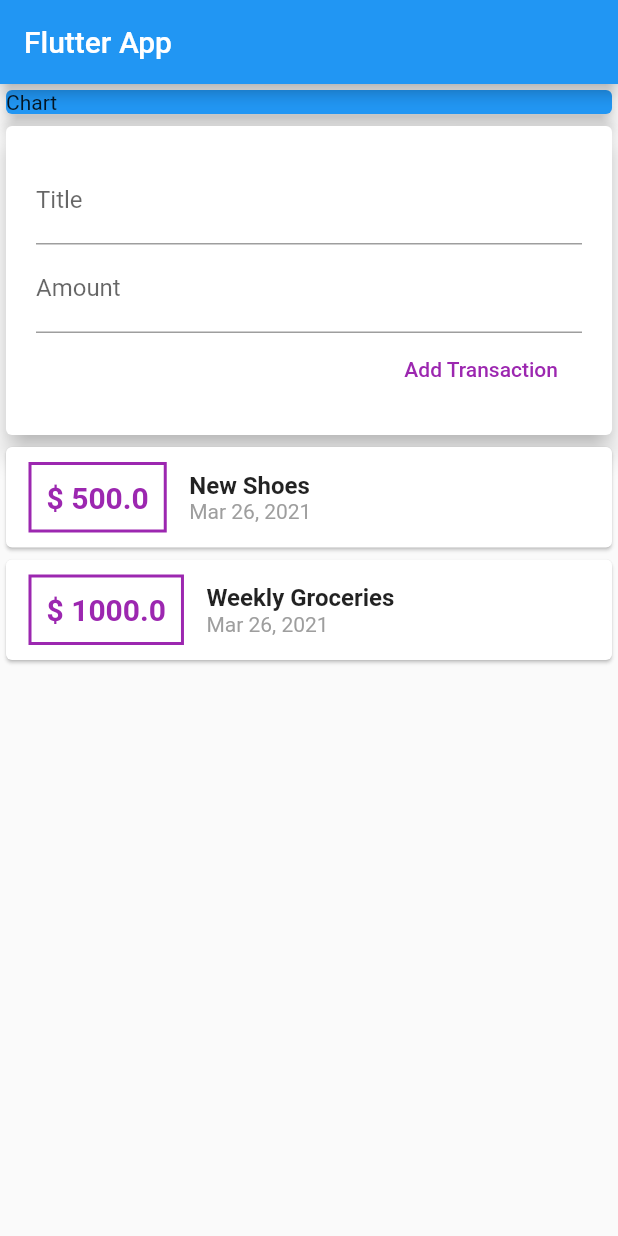
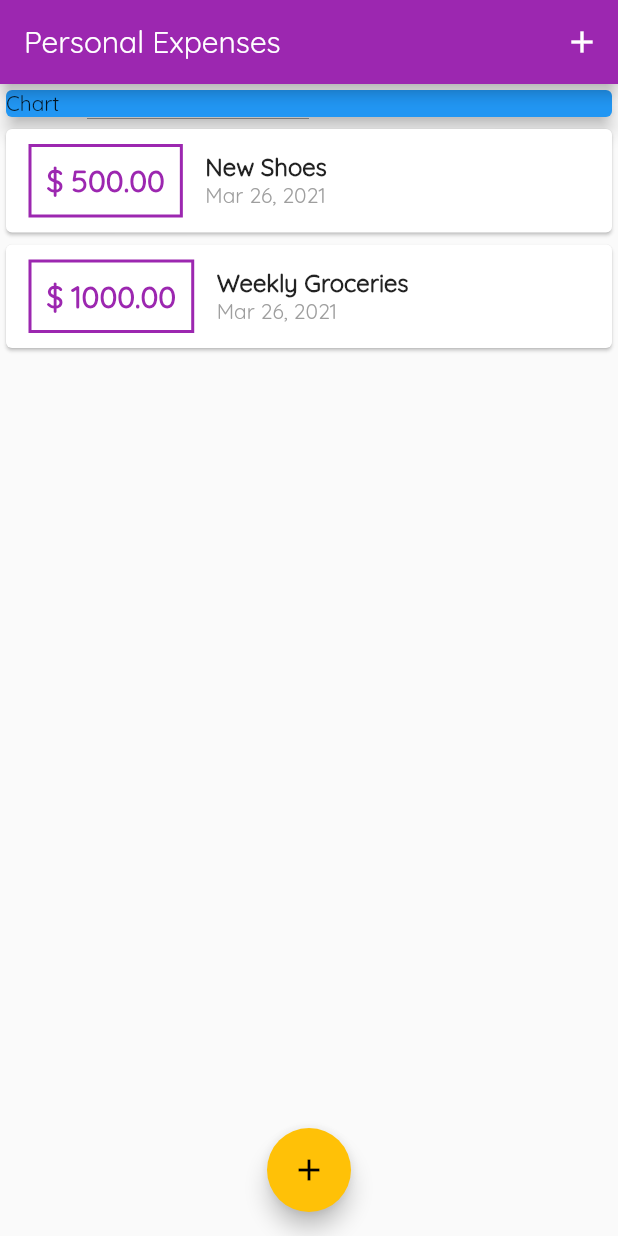
Before and after one commit to Akash1012/Expenses_App, a Flutter app: the screen it shows after launch, on a phone screen of 412 x 824 dp. Run offline on Flutter 3.47's test engine with Material 2 defaults, Android fonts, the phone set to English and light mode, and no system bars.

Commit message:
Restruct the code and add theme and font

```diff
--- a/lib/main.dart
+++ b/lib/main.dart
@@ -1,6 +1,8 @@
 import 'package:flutter/material.dart';
 
-import './widgets/user_transaction.dart';
+import './models/transaction.dart';
+import './widgets/new_transaction.dart';
+import './widgets/transaction_list.dart';
 
 void main() {
   runApp(MyApp());
@@ -12,6 +14,10 @@ class MyApp extends StatelessWidget {
   Widget build(BuildContext context) {
     return MaterialApp(
       title: 'Flutter Demo',
+      theme: ThemeData(
+          primarySwatch: Colors.purple,
+          accentColor: Colors.amber,
+          fontFamily: 'Quicksand'),
       home: MyHomePage(),
     );
   }
@@ -23,11 +29,48 @@ class MyHomePage extends StatefulWidget {
 }
 
 class _MyHomePageState extends State<MyHomePage> {
+  final List<Transaction> _userTransactions = [
+    Transaction(
+        id: 't1', title: 'New Shoes', amount: 500, date: DateTime.now()),
+    Transaction(
+        id: 't2', title: 'Weekly Groceries', amount: 1000, date: DateTime.now())
+  ];
+
+  void _addNewTransaction(String txTitle, double txAmount) {
+    final newTx = Transaction(
+        title: txTitle,
+        amount: txAmount,
+        date: DateTime.now(),
+        id: DateTime.now().toString());
+
+    setState(() {
+      _userTransactions.add(newTx);
+    });
+  }
+
+  void startAddNewTransaction(BuildContext ctx) {
+    showModalBottomSheet(
+        context: ctx,
+        builder: (_) {
+          return GestureDetector(
+            onTap: () {},
+            behavior: HitTestBehavior.opaque,
+            child: NewTransaction(_addNewTransaction),
+          );
+        });
+  }
+
   @override
   Widget build(BuildContext context) {
     return Scaffold(
       appBar: AppBar(
-          title: Text('Flutter App'),
+        title: Text('Personal Expenses'),
+        actions: [
+          IconButton(
+            icon: Icon(Icons.add),
+            onPressed: () => startAddNewTransaction(context),
+          ),
+        ],
       ),
       body: SingleChildScrollView(
         child: Column(
@@ -42,9 +85,15 @@ class _MyHomePageState extends State<MyHomePage> {
                 elevation: 5,
               ),
             ),
-              UserTransactions(),
+            TransactionList(_userTransactions),
           ],
         ),
-        ));
+      ),
+      floatingActionButtonLocation: FloatingActionButtonLocation.centerFloat,
+      floatingActionButton: FloatingActionButton(
+        child: Icon(Icons.add),
+        onPressed: () => startAddNewTransaction(context),
+      ),
+    );
   }
 }
--- a/lib/widgets/transaction_list.dart
+++ b/lib/widgets/transaction_list.dart
@@ -10,34 +10,38 @@ class TransactionList extends StatelessWidget {
 
   @override
   Widget build(BuildContext context) {
-    return Column(
-        children: transactions.map((tx) {
+    return Container(
+      height: 350,
+      child: ListView.builder(
+          itemBuilder: (ctx, index) {
             return Card(
               child: Row(
                 children: [
                   Container(
                     margin: EdgeInsets.symmetric(vertical: 10, horizontal: 15),
                     decoration: BoxDecoration(
-                border: Border.all(color: Colors.purple, width: 2),
+                      border: Border.all(
+                          color: Theme.of(context).primaryColor, width: 2),
                     ),
                     padding: EdgeInsets.all(10),
                     child: Text(
-                '\$ ${tx.amount}',
+                      '\$ ${transactions[index].amount.toStringAsFixed(2)}',
                       style: TextStyle(
                           fontWeight: FontWeight.bold,
                           fontSize: 20,
-                    color: Colors.purple),
+                          color: Theme.of(context).primaryColor),
                     ),
                   ),
                   Column(
                     crossAxisAlignment: CrossAxisAlignment.start,
                     children: [
                       Text(
-                  tx.title,
-                  style: TextStyle(fontSize: 16, fontWeight: FontWeight.bold),
+                        transactions[index].title,
+                        style: TextStyle(
+                            fontSize: 16, fontWeight: FontWeight.bold),
                       ),
                       Text(
-                  DateFormat.yMMMd().format(tx.date),
+                        DateFormat.yMMMd().format(transactions[index].date),
                         style: TextStyle(
                           color: Colors.grey,
                         ),
@@ -47,6 +51,8 @@ class TransactionList extends StatelessWidget {
                 ],
               ),
             );
-    }).toList());
+          },
+          itemCount: transactions.length),
+    );
   }
 }
--- a/lib/widgets/user_transaction.dart
+++ /dev/null
@@ -1,41 +0,0 @@
-import 'package:flutter/material.dart';
-
-import './transaction_list.dart';
-import './new_transaction.dart';
-import '../models/transaction.dart';
-
-class UserTransactions extends StatefulWidget {
-  @override
-  _UserTransactionsState createState() => _UserTransactionsState();
-}
-
-class _UserTransactionsState extends State<UserTransactions> {
-  final List<Transaction> _userTransactions = [
-    Transaction(
-        id: 't1', title: 'New Shoes', amount: 500, date: DateTime.now()),
-    Transaction(
-        id: 't2', title: 'Weekly Groceries', amount: 1000, date: DateTime.now())
-  ];
-
-  void _addNewTransaction(String txTitle, double txAmount) {
-    final newTx = Transaction(
-        title: txTitle,
-        amount: txAmount,
-        date: DateTime.now(),
-        id: DateTime.now().toString());
-
-    setState(() {
-      _userTransactions.add(newTx);
-    });
-  }
-
-  @override
-  Widget build(BuildContext context) {
-    return Column(
-      children: [
-        NewTransaction(_addNewTransaction),
-        TransactionList(_userTransactions)
-      ],
-    );
-  }
-}
```
Also changed, not shown: lib/widgets/new_transaction.dart (+26 -11 lines), pubspec.yaml (+11 -6 lines), assets/fonts/OpenSans-Bold.ttf (added), assets/fonts/OpenSans-Regular.ttf (added), assets/fonts/Quicksand-Bold.ttf (added), assets/fonts/Quicksand-Light.ttf (added), assets/fonts/Quicksand-Medium.ttf (added), assets/fonts/Quicksand-Regular.ttf (added). Lines whose indentation alone changed are shown as unchanged.
